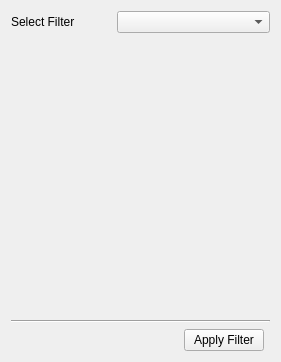
Old version of the form ui/filters_widget.ui in the repository SchrodingersGat/lumberjack.
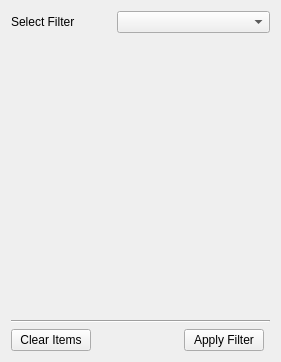
New version of the form.

Commit message: Drag and drop onto filter setup widget

```diff
--- a/ui/filters_widget.ui
+++ b/ui/filters_widget.ui
@@ -75,6 +75,13 @@
    </item>
    <item row="4" column="0">
     <layout class="QHBoxLayout" name="horizontalLayout">
+     <item>
+      <widget class="QPushButton" name="clearItemsButton">
+       <property name="text">
+        <string>Clear Items</string>
+       </property>
+      </widget>
+     </item>
      <item>
       <spacer name="horizontalSpacer">
        <property name="orientation">
```
The commit also changes 2 other files.
